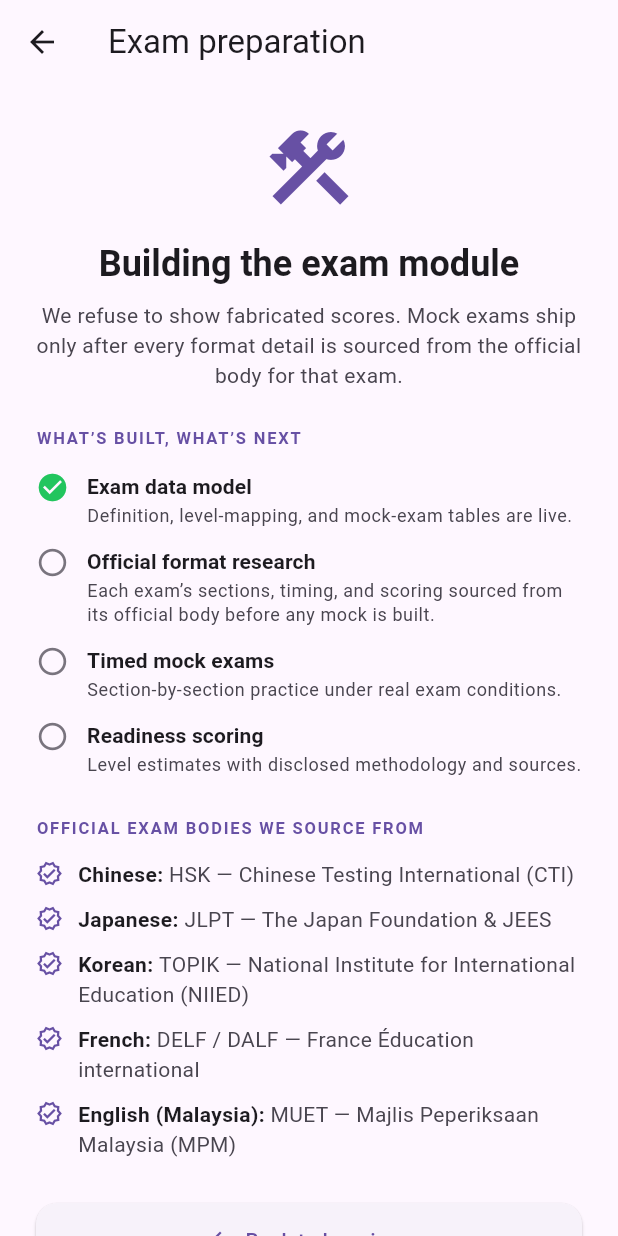
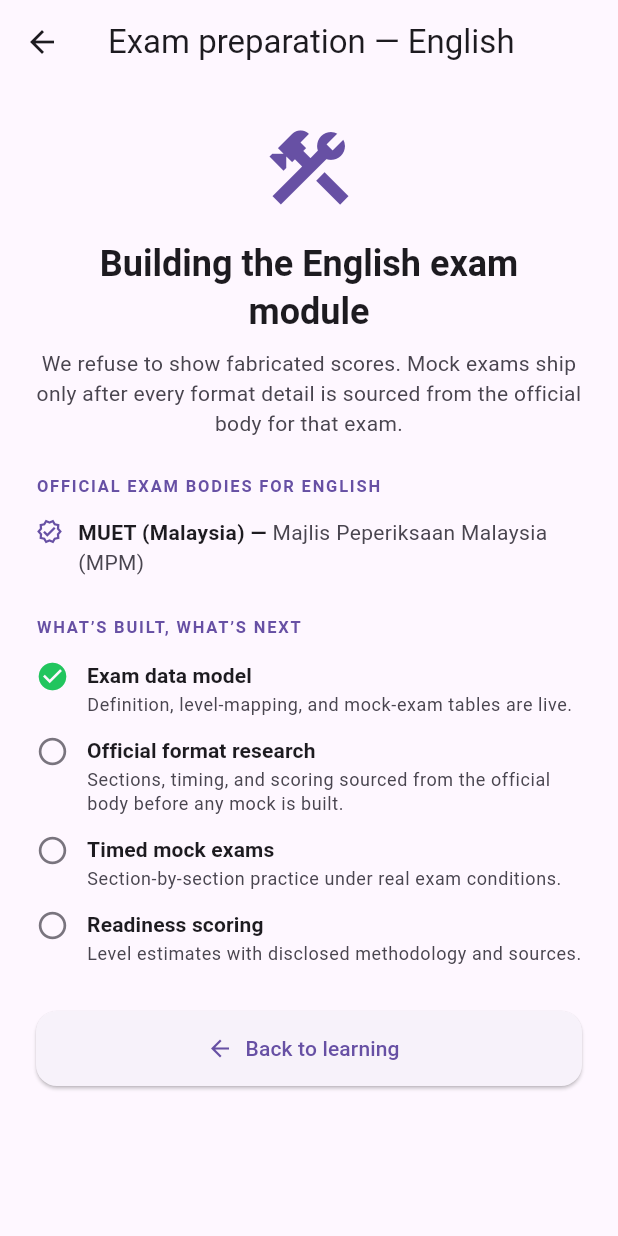
Before and after one commit to Bashar-ml-en/Spark-Lingo-, a Flutter app: the ExamPickerScreen screen opened directly with empty values, on a phone screen of 412 x 824 dp. Run offline on Flutter 3.47's test engine with Material 3 defaults, Android fonts, the phone set to English and light mode, and no system bars; our stand-ins replace firebase_analytics, firebase_core, firebase_crashlytics, flutter_riverpod, flutter_svg, flutter_tts and 4 more; missing offline and left inert: purchases_flutter, record; accounts and stored records are empty.

Commit message:
fix: exam screen now language-aware (verified bodies per language, honest unmapped notice); drop minified runtimeType from error message

```diff
--- a/lib/core/services/ai_service.dart
+++ b/lib/core/services/ai_service.dart
@@ -332,11 +332,12 @@ class AIService {
         'AI practice timed out. Please try again.',
       );
     } catch (e, stack) {
-      // Log the real cause for diagnostics; the learner still gets a short,
-      // actionable message rather than a raw stack trace.
+      // Log the real cause for diagnostics. In release web builds runtimeType
+      // is minified and meaningless to the learner, so keep the message
+      // actionable and short.
       debugPrint('Sparky chat failed: $e\n$stack');
-      throw AIServiceException(
-        'AI practice could not connect (${e.runtimeType}). Please check your connection and try again.',
+      throw const AIServiceException(
+        'Sparky could not connect. Please check your internet connection and try again.',
       );
     } finally {
       client.close();
--- a/lib/features/exam_prep/exam_picker_screen.dart
+++ b/lib/features/exam_prep/exam_picker_screen.dart
@@ -1,11 +1,12 @@
 import 'package:flutter/material.dart';
 
-/// Exam preparation entry point.
+import '../../core/constants/language_catalog.dart';
+
+/// Exam preparation entry point — language-aware.
 ///
-/// Honesty contract: no placement levels, scoring, or readiness numbers are
-/// shown until they are built from officially-documented exam formats. This
-/// screen states exactly what exists, what is next, and which official
-/// bodies define each exam — no fabricated rubrics.
+/// Honesty contract: only exam bodies verified for the ACTIVE language are
+/// listed; languages without a verified official exam mapping say so
+/// explicitly instead of showing unrelated content. No fabricated scores.
 class ExamPickerScreen extends StatelessWidget {
   final String userId;
   final String languageCode;
@@ -16,49 +17,64 @@ class ExamPickerScreen extends StatelessWidget {
     required this.languageCode,
   });
 
+  /// Official exam bodies verified per language (sourced 2026-08-27 from the
+  /// organizers' own sites). Languages absent here have no verified mapping
+  /// yet — the UI must say that, never guess.
+  static const Map<String, List<_ExamBody>> _examBodiesByLanguage = {
+    'zh': [
+      _ExamBody('HSK', 'Chinese Testing International (CTI)'),
+    ],
+    'ja': [
+      _ExamBody('JLPT', 'The Japan Foundation & JEES'),
+    ],
+    'ko': [
+      _ExamBody('TOPIK', 'National Institute for International Education (NIIED)'),
+    ],
+    'fr': [
+      _ExamBody('DELF / DALF', 'France Éducation international'),
+    ],
+    'ms': [
+      _ExamBody('MUET', 'Majlis Peperiksaan Malaysia (MPM)'),
+    ],
+    'en': [
+      _ExamBody('MUET (Malaysia)', 'Majlis Peperiksaan Malaysia (MPM)'),
+    ],
+  };
+
   static const _roadmap = <_RoadmapItem>[
     _RoadmapItem(
-      icon: Icons.table_rows_outlined,
       title: 'Exam data model',
       detail: 'Definition, level-mapping, and mock-exam tables are live.',
       done: true,
     ),
     _RoadmapItem(
-      icon: Icons.fact_check_outlined,
       title: 'Official format research',
       detail:
-          'Each exam’s sections, timing, and scoring sourced from its official body before any mock is built.',
+          'Sections, timing, and scoring sourced from the official body before any mock is built.',
       done: false,
     ),
     _RoadmapItem(
-      icon: Icons.timer_outlined,
       title: 'Timed mock exams',
       detail: 'Section-by-section practice under real exam conditions.',
       done: false,
     ),
     _RoadmapItem(
-      icon: Icons.analytics_outlined,
       title: 'Readiness scoring',
       detail: 'Level estimates with disclosed methodology and sources.',
       done: false,
     ),
   ];
 
-  static const _officialBodies = <_ExamBody>[
-    _ExamBody('Chinese', 'HSK', 'Chinese Testing International (CTI)'),
-    _ExamBody('Japanese', 'JLPT', 'The Japan Foundation & JEES'),
-    _ExamBody('Korean', 'TOPIK', 'National Institute for International Education (NIIED)'),
-    _ExamBody('French', 'DELF / DALF', 'France Éducation international'),
-    _ExamBody('English (Malaysia)', 'MUET', 'Majlis Peperiksaan Malaysia (MPM)'),
-  ];
-
   @override
   Widget build(BuildContext context) {
     final theme = Theme.of(context);
     final cs = theme.colorScheme;
+    final canonical = LanguageCatalog.canonicalCode(languageCode);
+    final languageName = LanguageCatalog.displayName(canonical);
+    final bodies = _examBodiesByLanguage[canonical];
 
     return Scaffold(
-      appBar: AppBar(title: const Text('Exam preparation')),
+      appBar: AppBar(title: Text('Exam preparation — $languageName')),
       body: SafeArea(
         child: Center(
           child: ConstrainedBox(
@@ -66,14 +82,10 @@ class ExamPickerScreen extends StatelessWidget {
             child: ListView(
               padding: const EdgeInsets.all(24),
               children: [
-                Icon(
-                  Icons.construction_outlined,
-                  size: 64,
-                  color: cs.primary,
-                ),
+                Icon(Icons.construction_outlined, size: 64, color: cs.primary),
                 const SizedBox(height: 16),
                 Text(
-                  'Building the exam module',
+                  'Building the $languageName exam module',
                   textAlign: TextAlign.center,
                   style: theme.textTheme.headlineSmall?.copyWith(
                     fontWeight: FontWeight.bold,
@@ -89,6 +101,72 @@ class ExamPickerScreen extends StatelessWidget {
                   ),
                 ),
                 const SizedBox(height: 24),
+                // Language-specific exam bodies.
+                Text(
+                  bodies != null
+                      ? 'OFFICIAL EXAM BODIES FOR $languageName'.toUpperCase()
+                      : 'OFFICIAL EXAM MAPPING',
+                  style: theme.textTheme.labelSmall?.copyWith(
+                    color: cs.primary,
+                    fontWeight: FontWeight.w700,
+                    letterSpacing: 1.2,
+                  ),
+                ),
+                const SizedBox(height: 8),
+                if (bodies != null)
+                  ...bodies.map(
+                    (body) => Padding(
+                      padding: const EdgeInsets.symmetric(vertical: 5),
+                      child: Row(
+                        crossAxisAlignment: CrossAxisAlignment.start,
+                        children: [
+                          Icon(
+                            Icons.verified_outlined,
+                            size: 18,
+                            color: cs.primary,
+                          ),
+                          const SizedBox(width: 10),
+                          Expanded(
+                            child: RichText(
+                              text: TextSpan(
+                                style: theme.textTheme.bodyMedium,
+                                children: [
+                                  TextSpan(
+                                    text: '${body.exam} — ',
+                                    style: const TextStyle(
+                                      fontWeight: FontWeight.w700,
+                                    ),
+                                  ),
+                                  TextSpan(
+                                    text: body.body,
+                                    style: TextStyle(
+                                      color: cs.onSurfaceVariant,
+                                    ),
+                                  ),
+                                ],
+                              ),
+                            ),
+                          ),
+                        ],
+                      ),
+                    ),
+                  )
+                else
+                  Container(
+                    padding: const EdgeInsets.all(14),
+                    decoration: BoxDecoration(
+                      color: cs.surfaceContainerHighest.withValues(alpha: 0.4),
+                      borderRadius: BorderRadius.circular(12),
+                    ),
+                    child: Text(
+                      'No official exam mapping has been verified for $languageName yet. We will only list an exam once its format is confirmed with the official organizer — invented exam content is never shipped.',
+                      style: theme.textTheme.bodySmall?.copyWith(
+                        color: cs.onSurfaceVariant,
+                        height: 1.45,
+                      ),
+                    ),
+                  ),
+                const SizedBox(height: 20),
                 // Roadmap.
                 Text(
                   'WHAT’S BUILT, WHAT’S NEXT',
@@ -140,52 +218,6 @@ class ExamPickerScreen extends StatelessWidget {
                     ),
                   ),
                 ),
-                const SizedBox(height: 20),
-                // Official bodies — verified names, no invented details.
-                Text(
-                  'OFFICIAL EXAM BODIES WE SOURCE FROM',
-                  style: theme.textTheme.labelSmall?.copyWith(
-                    color: cs.primary,
-                    fontWeight: FontWeight.w700,
-                    letterSpacing: 1.2,
-                  ),
-                ),
-                const SizedBox(height: 8),
-                ..._officialBodies.map(
-                  (body) => Padding(
-                    padding: const EdgeInsets.symmetric(vertical: 5),
-                    child: Row(
-                      crossAxisAlignment: CrossAxisAlignment.start,
-                      children: [
-                        Icon(
-                          Icons.verified_outlined,
-                          size: 18,
-                          color: cs.primary,
-                        ),
-                        const SizedBox(width: 10),
-                        Expanded(
-                          child: RichText(
-                            text: TextSpan(
-                              style: theme.textTheme.bodyMedium,
-                              children: [
-                                TextSpan(
-                                  text: '${body.language}: ',
-                                  style: const TextStyle(
-                                    fontWeight: FontWeight.w700,
-                                  ),
-                                ),
-                                TextSpan(
-                                  text: '${body.exam} — ${body.body}',
-                                  style: TextStyle(color: cs.onSurfaceVariant),
-                                ),
-                              ],
-                            ),
-                          ),
-                        ),
-                      ],
-                    ),
-                  ),
-                ),
                 const SizedBox(height: 24),
                 ElevatedButton.icon(
                   onPressed: () => Navigator.maybePop(context),
@@ -209,13 +241,11 @@ class ExamPickerScreen extends StatelessWidget {
 }
 
 class _RoadmapItem {
-  final IconData icon;
   final String title;
   final String detail;
   final bool done;
 
   const _RoadmapItem({
-    required this.icon,
     required this.title,
     required this.detail,
     required this.done,
@@ -223,9 +253,8 @@ class _RoadmapItem {
 }
 
 class _ExamBody {
-  final String language;
   final String exam;
   final String body;
 
-  const _ExamBody(this.language, this.exam, this.body);
+  const _ExamBody(this.exam, this.body);
 }
```
